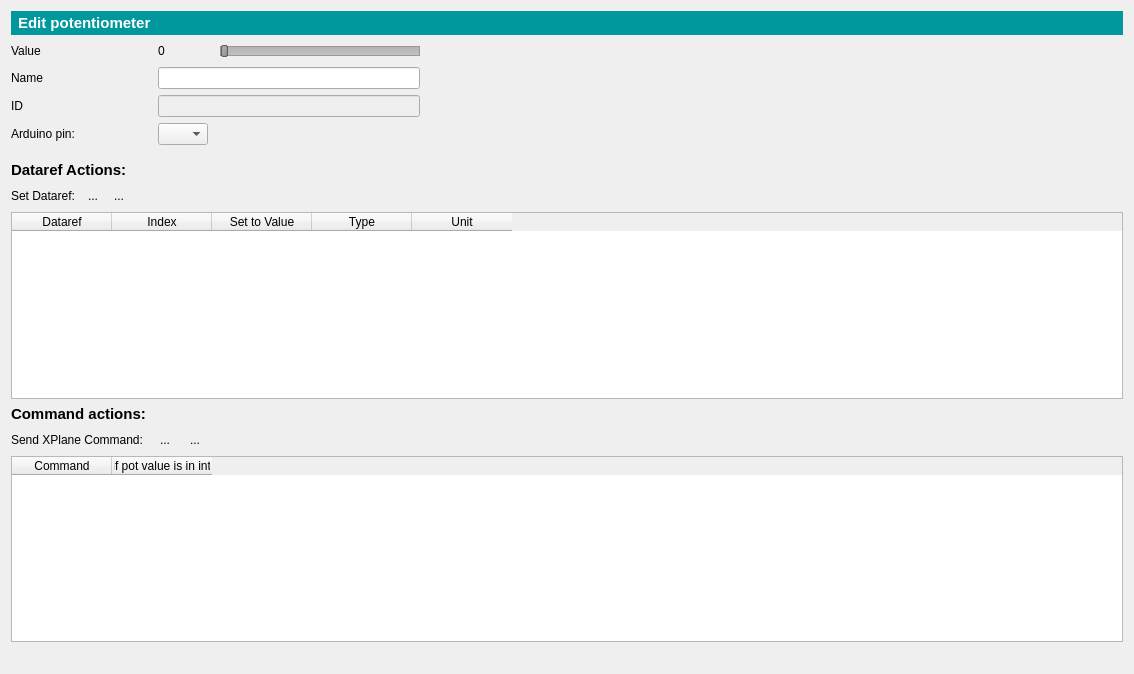
First picture: the form in gui/potentiometerEditForm.ui, repository leleopard/pyXPArduino, before the edit.
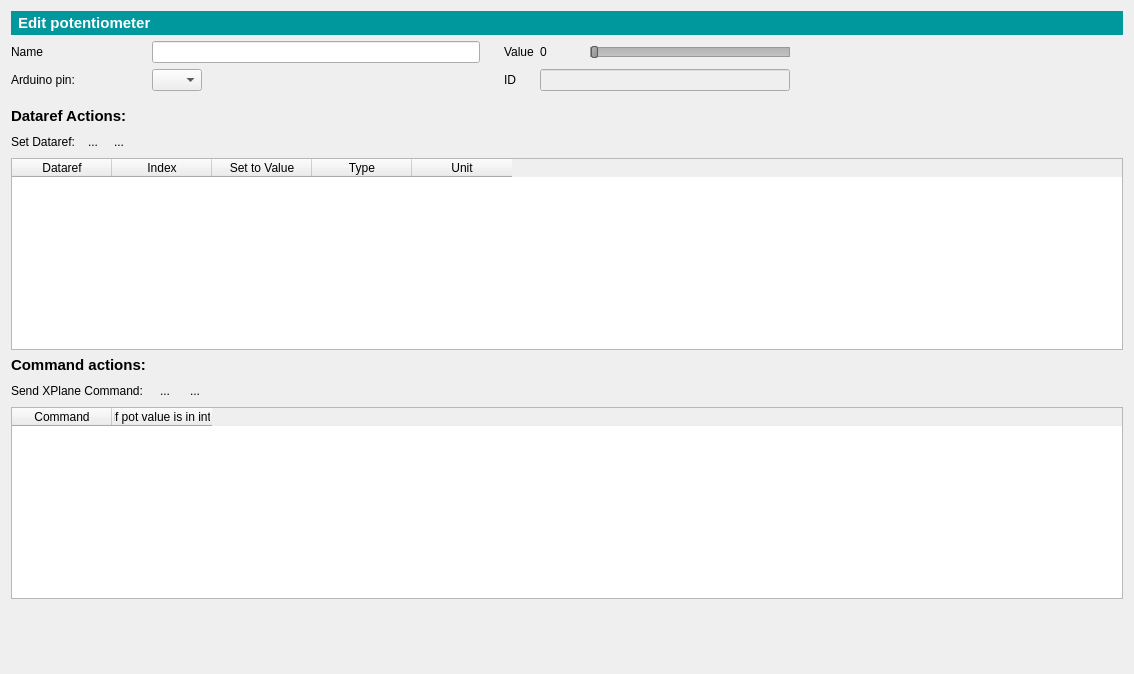
Second picture: the form after the edit. Icons and pictures are not drawn.

Commit message: upgraded rot encoder form to have dataref and command picker

Patch:
```diff
--- a/gui/potentiometerEditForm.ui
+++ b/gui/potentiometerEditForm.ui
@@ -23,23 +23,168 @@
    <property name="sizeConstraint">
     <enum>QLayout::SetDefaultConstraint</enum>
    </property>
-   <item row="3" column="2" colspan="3">
-    <widget class="QLineEdit" name="nameLineEdit">
-     <property name="minimumSize">
-      <size>
-       <width>250</width>
-       <height>0</height>
-      </size>
+   <item row="12" column="0">
+    <spacer name="verticalSpacer">
+     <property name="orientation">
+      <enum>Qt::Vertical</enum>
      </property>
-     <property name="maximumSize">
+     <property name="sizeHint" stdset="0">
       <size>
-       <width>350</width>
-       <height>16777215</height>
+       <width>20</width>
+       <height>26</height>
       </size>
      </property>
+    </spacer>
+   </item>
+   <item row="0" column="0" colspan="9">
+    <widget class="QLabel" name="label_8">
+     <property name="font">
+      <font>
+       <pointsize>11</pointsize>
+       <weight>75</weight>
+       <bold>true</bold>
+      </font>
+     </property>
+     <property name="styleSheet">
+      <string notr="true">color: white;
+background: rgb(0, 151, 157);
+padding: 3px
+</string>
+     </property>
+     <property name="text">
+      <string>Edit potentiometer</string>
+     </property>
     </widget>
    </item>
-   <item row="10" column="0" colspan="6">
+   <item row="8" column="0" colspan="9">
+    <layout class="QGridLayout" name="gridLayout_3">
+     <item row="2" column="3">
+      <layout class="QHBoxLayout" name="horizontalLayout_5"/>
+     </item>
+     <item row="3" column="1">
+      <widget class="QTableWidget" name="DREFS_TABLE">
+       <property name="sizePolicy">
+        <sizepolicy hsizetype="Preferred" vsizetype="Preferred">
+         <horstretch>0</horstretch>
+         <verstretch>0</verstretch>
+        </sizepolicy>
+       </property>
+       <attribute name="horizontalHeaderShowSortIndicator" stdset="0">
+        <bool>false</bool>
+       </attribute>
+       <column>
+        <property name="text">
+         <string>Dataref</string>
+        </property>
+       </column>
+       <column>
+        <property name="text">
+         <string>Index</string>
+        </property>
+       </column>
+       <column>
+        <property name="text">
+         <string>Set to Value</string>
+        </property>
+       </column>
+       <column>
+        <property name="text">
+         <string>Type</string>
+        </property>
+       </column>
+       <column>
+        <property name="text">
+         <string>Unit</string>
+        </property>
+       </column>
+      </widget>
+     </item>
+     <item row="2" column="1">
+      <layout class="QHBoxLayout" name="horizontalLayout_4">
+       <property name="spacing">
+        <number>2</number>
+       </property>
+       <item>
+        <widget class="QLabel" name="label_11">
+         <property name="text">
+          <string>Set Dataref: </string>
+         </property>
+        </widget>
+       </item>
+       <item>
+        <widget class="QToolButton" name="ADDDREF_BTN">
+         <property name="text">
+          <string>...</string>
+         </property>
+         <property name="icon">
+          <iconset resource="resources.qrc">
+           <normaloff>:/newPrefix/plusIcon.png</normaloff>:/newPrefix/plusIcon.png</iconset>
+         </property>
+         <property name="autoRaise">
+          <bool>true</bool>
+         </property>
+        </widget>
+       </item>
+       <item>
+        <widget class="QToolButton" name="RMDREF_BTN">
+         <property name="text">
+          <string>...</string>
+         </property>
+         <property name="icon">
+          <iconset resource="resources.qrc">
+           <normaloff>:/newPrefix/minusIcon.png</normaloff>:/newPrefix/minusIcon.png</iconset>
+         </property>
+         <property name="autoRaise">
+          <bool>true</bool>
+         </property>
+        </widget>
+       </item>
+       <item>
+        <spacer name="horizontalSpacer_2">
+         <property name="orientation">
+          <enum>Qt::Horizontal</enum>
+         </property>
+         <property name="sizeHint" stdset="0">
+          <size>
+           <width>40</width>
+           <height>20</height>
+          </size>
+         </property>
+        </spacer>
+       </item>
+      </layout>
+     </item>
+    </layout>
+   </item>
+   <item row="7" column="0">
+    <widget class="QLabel" name="label_9">
+     <property name="font">
+      <font>
+       <pointsize>11</pointsize>
+       <weight>75</weight>
+       <bold>true</bold>
+      </font>
+     </property>
+     <property name="text">
+      <string>Dataref Actions:</string>
+     </property>
+    </widget>
+   </item>
+   <item row="9" column="0">
+    <widget class="QLabel" name="label_15">
+     <property name="font">
+      <font>
+       <pointsize>11</pointsize>
+       <weight>75</weight>
+       <bold>true</bold>
+      </font>
+     </property>
+     <property name="text">
+      <string>Command actions:</string>
+     </property>
+    </widget>
+   </item>
+   <item row="10" column="0" colspan="9">
     <layout class="QGridLayout" name="gridLayout_4">
      <item row="6" column="0">
       <widget class="QTableWidget" name="CMDS_TABLE">
@@ -129,58 +274,6 @@
      </item>
     </layout>
    </item>
-   <item row="4" column="2" colspan="3">
-    <widget class="QLineEdit" name="IDlineEdit">
-     <property name="enabled">
-      <bool>false</bool>
-     </property>
-     <property name="minimumSize">
-      <size>
-       <width>250</width>
-       <height>0</height>
-      </size>
-     </property>
-     <property name="maximumSize">
-      <size>
-       <width>350</width>
-       <height>16777215</height>
-      </size>
-     </property>
-     <property name="readOnly">
-      <bool>true</bool>
-     </property>
-    </widget>
-   </item>
-   <item row="5" column="2">
-    <widget class="QComboBox" name="PIN_comboBox">
-     <property name="maximumSize">
-      <size>
-       <width>50</width>
-       <height>16777215</height>
-      </size>
-     </property>
-    </widget>
-   </item>
-   <item row="0" column="0" colspan="6">
-    <widget class="QLabel" name="label_8">
-     <property name="font">
-      <font>
-       <pointsize>11</pointsize>
-       <weight>75</weight>
-       <bold>true</bold>
-      </font>
-     </property>
-     <property name="styleSheet">
-      <string notr="true">color: white;
-background: rgb(0, 151, 157);
-padding: 3px
-</string>
-     </property>
-     <property name="text">
-      <string>Edit potentiometer</string>
-     </property>
-    </widget>
-   </item>
    <item row="6" column="0">
     <spacer name="verticalSpacer_2">
      <property name="orientation">
@@ -197,85 +290,47 @@
      </property>
     </spacer>
    </item>
-   <item row="1" column="0">
+   <item row="1" column="8">
+    <spacer name="horizontalSpacer_5">
+     <property name="orientation">
+      <enum>Qt::Horizontal</enum>
+     </property>
+     <property name="sizeHint" stdset="0">
+      <size>
+       <width>40</width>
+       <height>20</height>
+      </size>
+     </property>
+    </spacer>
+   </item>
+   <item row="1" column="6">
+    <widget class="QLabel" name="valueLabel">
+     <property name="minimumSize">
+      <size>
+       <width>40</width>
+       <height>0</height>
+      </size>
+     </property>
+     <property name="text">
+      <string>0</string>
+     </property>
+    </widget>
+   </item>
+   <item row="1" column="5">
     <widget class="QLabel" name="label_17">
      <property name="text">
       <string>Value</string>
      </property>
     </widget>
    </item>
-   <item row="9" column="0">
-    <widget class="QLabel" name="label_15">
-     <property name="font">
-      <font>
-       <pointsize>11</pointsize>
-       <weight>75</weight>
-       <bold>true</bold>
-      </font>
-     </property>
-     <property name="text">
-      <string>Command actions:</string>
-     </property>
-    </widget>
-   </item>
-   <item row="3" column="0">
-    <widget class="QLabel" name="label_3">
-     <property name="sizePolicy">
-      <sizepolicy hsizetype="Minimum" vsizetype="Minimum">
-       <horstretch>0</horstretch>
-       <verstretch>0</verstretch>
-      </sizepolicy>
-     </property>
-     <property name="layoutDirection">
-      <enum>Qt::LeftToRight</enum>
-     </property>
-     <property name="text">
-      <string>Name</string>
-     </property>
-    </widget>
-   </item>
-   <item row="7" column="0">
-    <widget class="QLabel" name="label_9">
-     <property name="font">
-      <font>
-       <pointsize>11</pointsize>
-       <weight>75</weight>
-       <bold>true</bold>
-      </font>
-     </property>
-     <property name="text">
-      <string>Dataref Actions:</string>
-     </property>
-    </widget>
-   </item>
-   <item row="5" column="0">
-    <widget class="QLabel" name="label_18">
-     <property name="text">
-      <string>Arduino pin:</string>
-     </property>
-    </widget>
-   </item>
-   <item row="4" column="0">
+   <item row="4" column="5">
     <widget class="QLabel" name="label_19">
      <property name="text">
       <string>ID</string>
      </property>
     </widget>
    </item>
-   <item row="12" column="0">
-    <spacer name="verticalSpacer">
-     <property name="orientation">
-      <enum>Qt::Vertical</enum>
-     </property>
-     <property name="sizeHint" stdset="0">
-      <size>
-       <width>20</width>
-       <height>26</height>
-      </size>
-     </property>
-    </spacer>
-   </item>
-   <item row="1" column="4">
+   <item row="1" column="7">
     <widget class="QSlider" name="valueSlider">
      <property name="enabled">
       <bool>false</bool>
@@ -326,131 +381,76 @@
      </property>
     </widget>
    </item>
-   <item row="1" column="2">
-    <widget class="QLabel" name="valueLabel">
+   <item row="4" column="6" colspan="2">
+    <widget class="QLineEdit" name="IDlineEdit">
+     <property name="enabled">
+      <bool>false</bool>
+     </property>
      <property name="minimumSize">
       <size>
-       <width>40</width>
+       <width>250</width>
        <height>0</height>
       </size>
      </property>
+     <property name="maximumSize">
+      <size>
+       <width>350</width>
+       <height>16777215</height>
+      </size>
+     </property>
+     <property name="readOnly">
+      <bool>true</bool>
+     </property>
+    </widget>
+   </item>
+   <item row="1" column="0">
+    <widget class="QLabel" name="label_3">
+     <property name="sizePolicy">
+      <sizepolicy hsizetype="Minimum" vsizetype="Minimum">
+       <horstretch>0</horstretch>
+       <verstretch>0</verstretch>
+      </sizepolicy>
+     </property>
+     <property name="layoutDirection">
+      <enum>Qt::LeftToRight</enum>
+     </property>
      <property name="text">
-      <string>0</string>
+      <string>Name</string>
      </property>
     </widget>
    </item>
-   <item row="1" column="5">
-    <spacer name="horizontalSpacer_5">
-     <property name="orientation">
-      <enum>Qt::Horizontal</enum>
+   <item row="1" column="1">
+    <widget class="QLineEdit" name="nameLineEdit">
+     <property name="minimumSize">
+      <size>
+       <width>250</width>
+       <height>0</height>
+      </size>
      </property>
-     <property name="sizeHint" stdset="0">
+     <property name="maximumSize">
       <size>
-       <width>40</width>
-       <height>20</height>
+       <width>350</width>
+       <height>16777215</height>
       </size>
      </property>
-    </spacer>
+    </widget>
    </item>
-   <item row="8" column="0" colspan="6">
-    <layout class="QGridLayout" name="gridLayout_3">
-     <item row="2" column="3">
-      <layout class="QHBoxLayout" name="horizontalLayout_5"/>
-     </item>
-     <item row="3" column="1">
-      <widget class="QTableWidget" name="DREFS_TABLE">
-       <property name="sizePolicy">
-        <sizepolicy hsizetype="Preferred" vsizetype="Preferred">
-         <horstretch>0</horstretch>
-         <verstretch>0</verstretch>
-        </sizepolicy>
-       </property>
-       <attribute name="horizontalHeaderShowSortIndicator" stdset="0">
-        <bool>false</bool>
-       </attribute>
-       <column>
-        <property name="text">
-         <string>Dataref</string>
-        </property>
-       </column>
-       <column>
-        <property name="text">
-         <string>Index</string>
-        </property>
-       </column>
-       <column>
-        <property name="text">
-         <string>Set to Value</string>
-        </property>
-       </column>
-       <column>
-        <property name="text">
-         <string>Type</string>
-        </property>
-       </column>
-       <column>
-        <property name="text">
-         <string>Unit</string>
-        </property>
-       </column>
-      </widget>
-     </item>
-     <item row="2" column="1">
-      <layout class="QHBoxLayout" name="horizontalLayout_4">
-       <property name="spacing">
-        <number>2</number>
-       </property>
-       <item>
-        <widget class="QLabel" name="label_11">
-         <property name="text">
-          <string>Set Dataref: </string>
-         </property>
-        </widget>
-       </item>
-       <item>
-        <widget class="QToolButton" name="ADDDREF_BTN">
-         <property name="text">
-          <string>...</string>
-         </property>
-         <property name="icon">
-          <iconset resource="resources.qrc">
-           <normaloff>:/newPrefix/plusIcon.png</normaloff>:/newPrefix/plusIcon.png</iconset>
-         </property>
-         <property name="autoRaise">
-          <bool>true</bool>
-         </property>
-        </widget>
-       </item>
-       <item>
-        <widget class="QToolButton" name="RMDREF_BTN">
-         <property name="text">
-          <string>...</string>
-         </property>
-         <property name="icon">
-          <iconset resource="resources.qrc">
-           <normaloff>:/newPrefix/minusIcon.png</normaloff>:/newPrefix/minusIcon.png</iconset>
-         </property>
-         <property name="autoRaise">
-          <bool>true</bool>
-         </property>
-        </widget>
-       </item>
-       <item>
-        <spacer name="horizontalSpacer_2">
-         <property name="orientation">
-          <enum>Qt::Horizontal</enum>
-         </property>
-         <property name="sizeHint" stdset="0">
-          <size>
-           <width>40</width>
-           <height>20</height>
-          </size>
-         </property>
-        </spacer>
-       </item>
-      </layout>
-     </item>
-    </layout>
+   <item row="4" column="1">
+    <widget class="QComboBox" name="PIN_comboBox">
+     <property name="maximumSize">
+      <size>
+       <width>50</width>
+       <height>16777215</height>
+      </size>
+     </property>
+    </widget>
+   </item>
+   <item row="4" column="0">
+    <widget class="QLabel" name="label_18">
+     <property name="text">
+      <string>Arduino pin:</string>
+     </property>
+    </widget>
    </item>
   </layout>
  </widget>
```
The commit also changes 10 other files.
